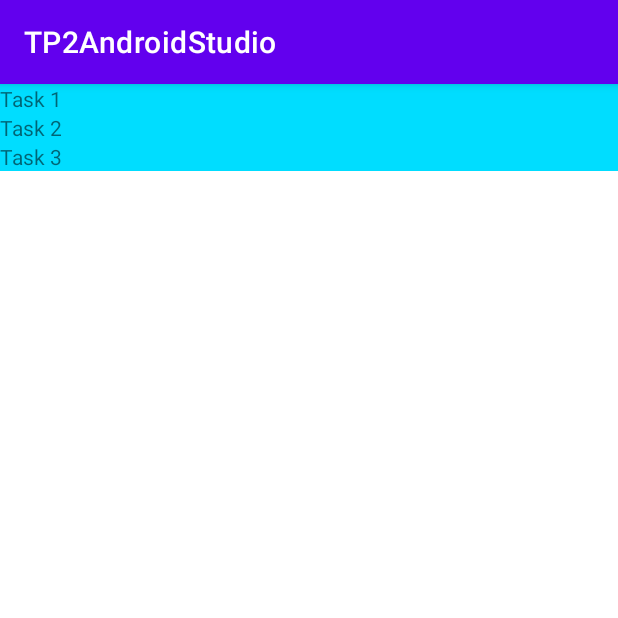
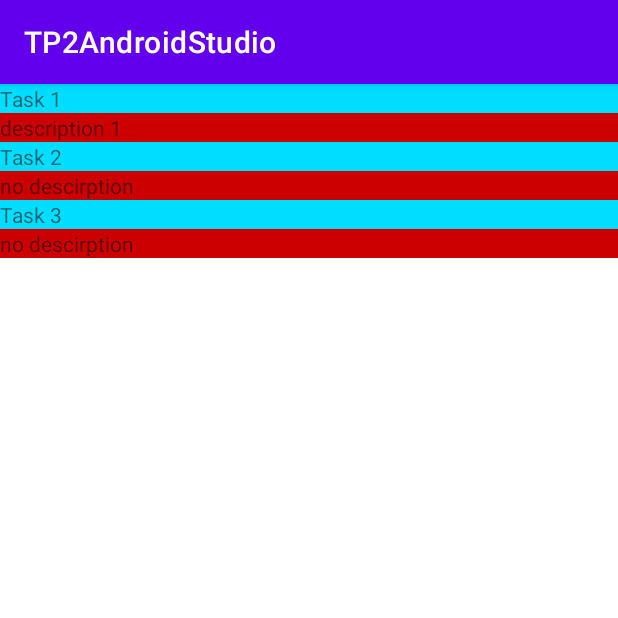
Before and after one commit to DecaIi/DevAndroid, an Android app: the screen it shows after launch (MainActivity), on a phone screen of 412 x 824 dp, the top half of it. Run offline under Robolectric (Android 15) with nearby library versions, the phone set to English and light mode, and no system bars.

Commit message:
data structure added

```diff
--- /dev/null
+++ b/app/src/main/java/com/example/tp2androidstudio/tasklist/Task.kt
@@ -0,0 +1,6 @@
+package com.example.tp2androidstudio.tasklist
+
+data class Task(val id:String,var title:String, var description : String ="no descirption"){
+
+
+}
--- a/app/src/main/java/com/example/tp2androidstudio/tasklist/TaskListAdapter.kt
+++ b/app/src/main/java/com/example/tp2androidstudio/tasklist/TaskListAdapter.kt
@@ -8,12 +8,14 @@ import android.widget.TextView
 import androidx.recyclerview.widget.RecyclerView
 import com.example.tp2androidstudio.R
 
-class TaskListAdapter(private val taskList: List<String>) : RecyclerView.Adapter<TaskListAdapter.TaskViewHolder>() {
+class TaskListAdapter(private val taskList: List<Task>) : RecyclerView.Adapter<TaskListAdapter.TaskViewHolder>() {
     inner class TaskViewHolder(itemView: View) : RecyclerView.ViewHolder(itemView) {
-        fun bind(taskTitle: String) {
+        fun bind(task: Task) {
             itemView.apply { // `apply {}` permet d'éviter de répéter `itemView.*`
                 var myTextView = findViewById<TextView>(R.id.task_title)
-                myTextView.text = taskTitle ;
+                var decscrition =  findViewById<TextView>(R.id.task_description)
+                myTextView.text = task.title ;
+                decscrition.text = task.description;
             }
         }
     }
--- a/app/src/main/java/com/example/tp2androidstudio/tasklist/TaskListFragment.kt
+++ b/app/src/main/java/com/example/tp2androidstudio/tasklist/TaskListFragment.kt
@@ -11,7 +11,11 @@ import com.example.tp2androidstudio.R
 
 class TaskListFragment : Fragment()
 {
-    private val taskList = listOf("Task 1", "Task 2", "Task 3")
+    private val taskList = listOf(
+        Task(id = "id_1", title = "Task 1", description = "description 1"),
+        Task(id = "id_2", title = "Task 2"),
+        Task(id = "id_3", title = "Task 3")
+    )
     override fun onCreateView(
         inflater: LayoutInflater,
         container: ViewGroup?,
--- a/app/src/main/res/layout/item_task.xml
+++ b/app/src/main/res/layout/item_task.xml
@@ -10,4 +10,9 @@
         android:background="@android:color/holo_blue_bright"
         android:layout_width="match_parent"
         android:layout_height="match_parent" />
+    <TextView
+        android:id="@+id/task_description"
+        android:background="@android:color/holo_red_dark"
+        android:layout_width="match_parent"
+        android:layout_height="match_parent" />
 </LinearLayout>
```
